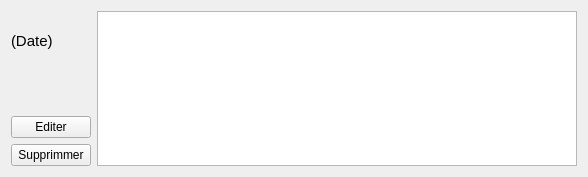
First picture: the form in src/view/qsemestre.ui, repository V1rgul/UT-profiler, before the edit.
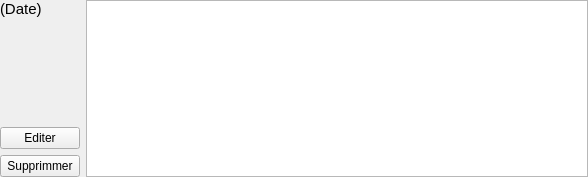
Second picture: the form after the edit.

Patch:
```diff
--- a/src/view/qsemestre.ui
+++ b/src/view/qsemestre.ui
@@ -17,6 +17,18 @@
    <string notr="true"/>
   </property>
   <layout class="QHBoxLayout" name="horizontalLayout" stretch="0,1">
+   <property name="leftMargin">
+    <number>0</number>
+   </property>
+   <property name="topMargin">
+    <number>0</number>
+   </property>
+   <property name="rightMargin">
+    <number>0</number>
+   </property>
+   <property name="bottomMargin">
+    <number>0</number>
+   </property>
    <item>
     <layout class="QVBoxLayout" name="verticalLayout">
      <item>
@@ -34,6 +46,9 @@
        <property name="text">
         <string>(Date)</string>
        </property>
+       <property name="alignment">
+        <set>Qt::AlignLeading|Qt::AlignLeft|Qt::AlignTop</set>
+       </property>
       </widget>
      </item>
      <item>
```
